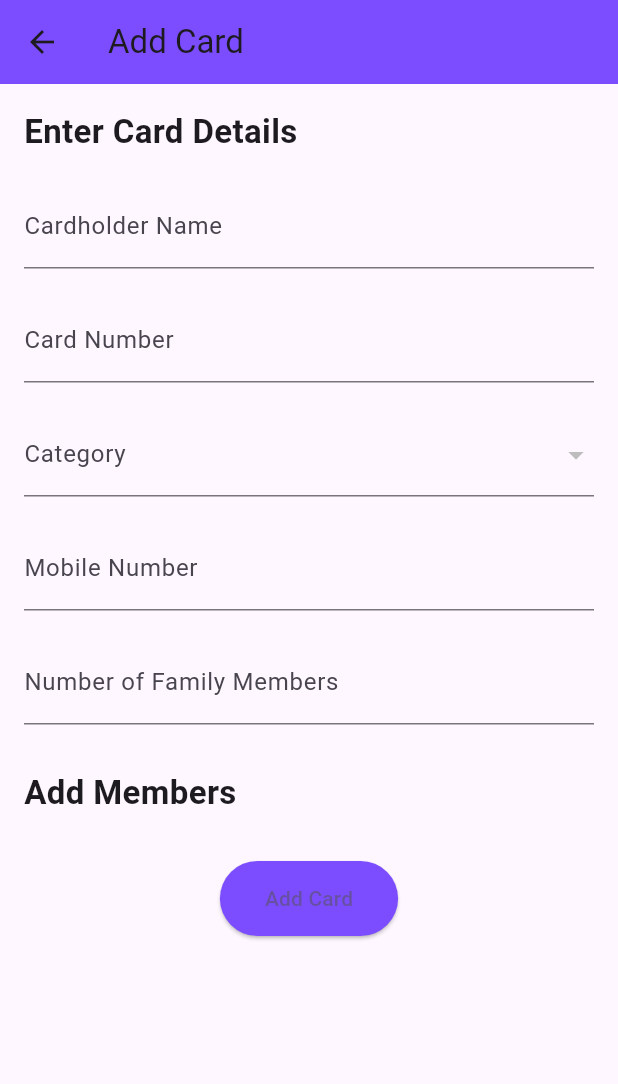
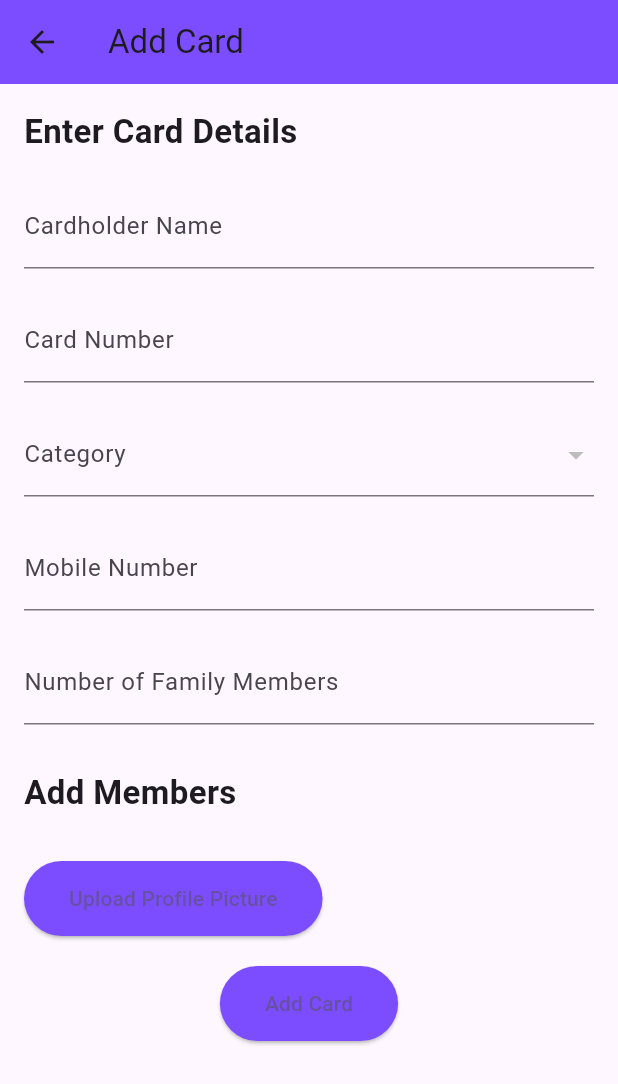
Before and after one commit to Projectmgc/erationshop, a Flutter app: the AddCardPage screen opened directly, on a phone screen of 412 x 824 dp. Shown: the top 1084 px of the screen. Run offline on Flutter 3.47's test engine with Material 3 defaults, Android fonts, the phone set to English and light mode, and no system bars; our stand-ins replace cloud_firestore, firebase_auth, firebase_core, fl_chart, geocoding, geolocator and 5 more; missing offline and left inert: cloudinary, razorpay_flutter; accounts and stored records are empty; project files that could hold a hidden picture were left out.

Commit message:
profile pic

```diff
--- a/analysis_options.yaml
+++ b/analysis_options.yaml
@@ -10,6 +10,7 @@
 analyzer:
   errors:
     use_key_in_widget_constructors: ignore
+    depend_on_referenced_packages: ignore
 include: package:flutter_lints/flutter.yaml
 
 linter:
--- a/lib/admin/screens/admin_card.dart
+++ b/lib/admin/screens/admin_card.dart
@@ -1,5 +1,9 @@
+import 'dart:io';
+
 import 'package:cloud_firestore/cloud_firestore.dart';
+import 'package:cloudinary/cloudinary.dart';
 import 'package:flutter/material.dart';
+import 'package:image_picker/image_picker.dart';
 
 class CardPage extends StatelessWidget {
   const CardPage({super.key});
@@ -231,6 +235,15 @@ class _AddCardPageState extends State<AddCardPage> {
   List<TextEditingController> _memberNameControllers = [];
   List<TextEditingController> _memberPhoneControllers = [];
 
+  // Cloudinary config
+  final Cloudinary _cloudinary = Cloudinary.signedConfig(
+    cloudName: 'dfoid6qev', // Replace with your Cloudinary cloud name
+    apiKey: '948219642975793', // Replace with your Cloudinary API key
+    apiSecret: 'Zzea0hJAlegwGmiGVRBKK8inbOs', // Replace with your Cloudinary API secret
+  );
+
+  String? _profileImageUrl; // URL to store the uploaded profile picture
+
   // List to hold category data from Firebase
   List<String> _categories = [];
   String? _selectedCategory;
@@ -282,6 +295,43 @@ class _AddCardPageState extends State<AddCardPage> {
     }
   }
 
+  // Function to select profile image and upload to Cloudinary
+  Future<void> _pickAndUploadImage() async {
+    final picker = ImagePicker();
+    // Pick an image
+    final pickedFile = await picker.pickImage(source: ImageSource.gallery);
+    if (pickedFile != null) {
+      setState(() {
+        _profileImageUrl=File(pickedFile.path) as String?;
+      });
+      try {
+        // Upload the image to Cloudinary
+        final CloudinaryResponse response = await _cloudinary.upload(
+          file:pickedFile.path,
+          folder: 'profile_pictures', // Cloudinary folder
+        );
+
+        // If the upload is successful, get the URL
+        if (response.isSuccessful) {
+          setState(() {
+            _profileImageUrl = response.secureUrl;
+          });
+          ScaffoldMessenger.of(context).showSnackBar(
+            const SnackBar(content: Text('Profile picture uploaded successfully')),
+          );
+        } else {
+          ScaffoldMessenger.of(context).showSnackBar(
+            const SnackBar(content: Text('Failed to upload image')),
+          );
+        }
+      } catch (e) {
+        ScaffoldMessenger.of(context).showSnackBar(
+          const SnackBar(content: Text('Error uploading image')),
+        );
+      }
+    }
+  }
+
   // Function to submit form data and add card to Firestore
   Future<void> _addCard() async {
     if (_formKey.currentState?.validate() ?? false) {
@@ -299,6 +349,7 @@ class _AddCardPageState extends State<AddCardPage> {
             'category_id': _selectedCategoryId, // Store the category document ID
             'members_count': membersCount.toString(),
             'mobile_no': _mobileNoController.text,
+            'profile_picture_url': _profileImageUrl, // Store the profile image URL
           });
 
           // Add members to the 'member_list' subcollection for this card
@@ -325,6 +376,7 @@ class _AddCardPageState extends State<AddCardPage> {
       }
     }
   }
+
 
   @override
   Widget build(BuildContext context) {
@@ -471,6 +523,16 @@ class _AddCardPageState extends State<AddCardPage> {
                   ),
                 ),
               const SizedBox(height: 20),
+              // Image Upload Button
+              ElevatedButton(
+                onPressed: _pickAndUploadImage,
+                style: ElevatedButton.styleFrom(
+                  backgroundColor: Colors.deepPurpleAccent,
+                  padding: const EdgeInsets.symmetric(horizontal: 30, vertical: 15),
+                ),
+                child: const Text('Upload Profile Picture'),
+              ),
+              const SizedBox(height: 20),
               // Submit button
               Center(
                 child: ElevatedButton(
--- a/pubspec.yaml
+++ b/pubspec.yaml
@@ -52,13 +52,14 @@ dependencies:
   google_maps_flutter: ^2.10.0
   map_location_picker: ^1.3.2
   geocoding: ^3.0.0
-  cloudinary_public: ^0.23.1
+  cloudinary: ^1.2.0
+  image_picker: ^1.1.2
 
 dev_dependencies:
   flutter_test:
     sdk: flutter
   smooth_page_indicator: ^1.0.0
-  image_picker: ^0.8.9
+
   file_picker: ^5.5.0
 
   flutter_lints: ^4.0.0
```
Also changed, not shown: pubspec.lock.
